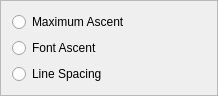
The window that scribus/ui/propertywidget_flopbase.ui (scribusproject/scribus) describes before a commit, drawn with Qt 5.
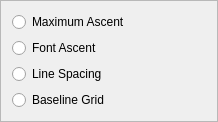
The same window after the commit.

Commit message: #3865: Lock first line to baseline grid

Patch:
```diff
--- a/scribus/ui/propertywidget_flopbase.ui
+++ b/scribus/ui/propertywidget_flopbase.ui
@@ -50,6 +50,16 @@
      </attribute>
     </widget>
    </item>
+   <item>
+    <widget class="QRadioButton" name="flopBaselineGrid">
+     <property name="text">
+      <string>Baseline Grid</string>
+     </property>
+     <attribute name="buttonGroup">
+      <string>flopGroup</string>
+     </attribute>
+    </widget>
+   </item>
   </layout>
  </widget>
  <resources/>
```
The commit also changes 5 other files.
